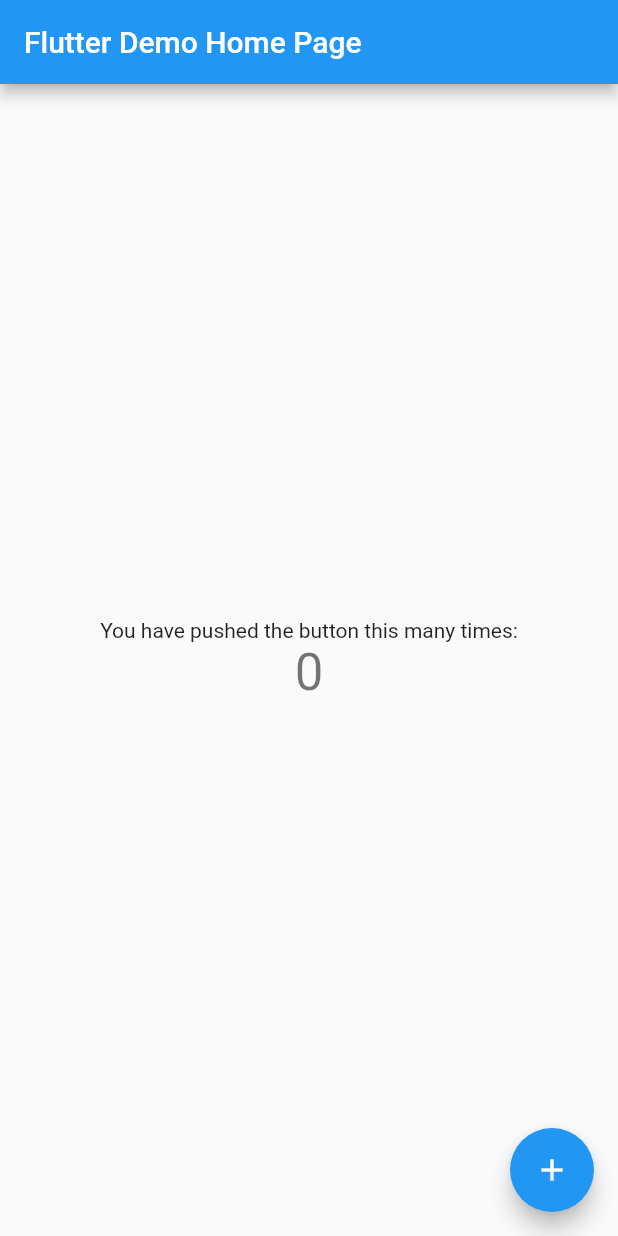
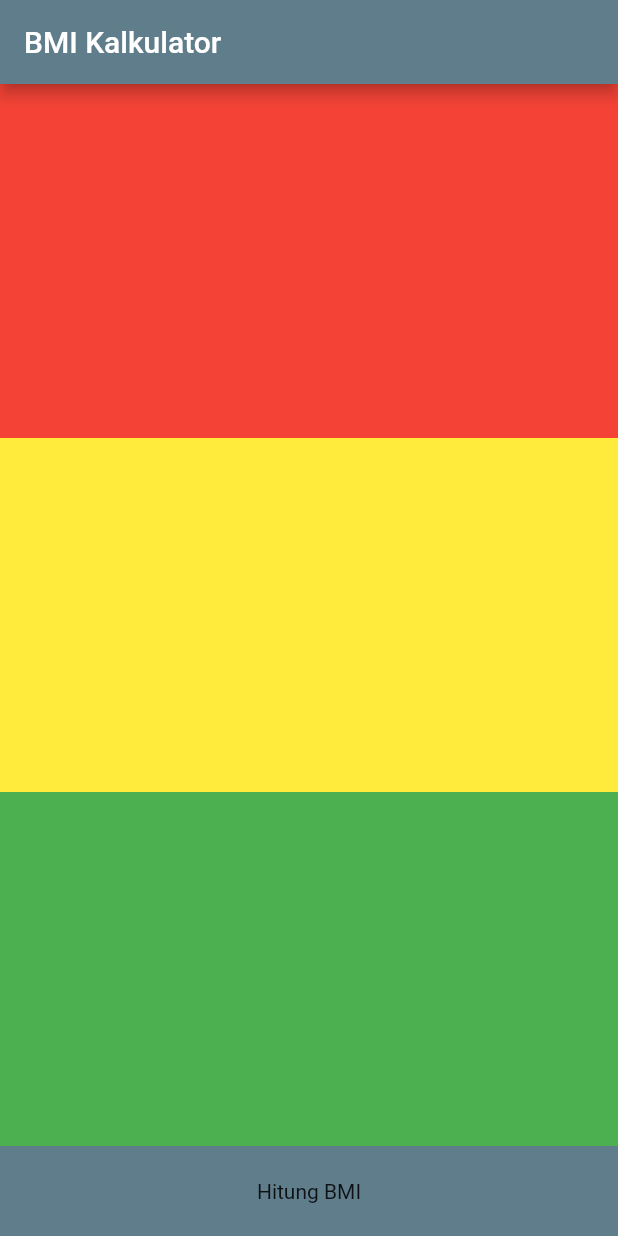
Before and after one commit to anditarmizi90/bmi, a Flutter app: the screen it shows after launch, on a phone screen of 412 x 824 dp. Run offline on Flutter 3.47's test engine with Material 2 defaults, Android fonts, the phone set to English and light mode, and no system bars.

Commit message:
add screen and result

```diff
--- /dev/null
+++ b/lib/bmi_data_screen.dart
@@ -0,0 +1,52 @@
+import 'package:bmi/bmi_result_screen.dart';
+import 'package:flutter/material.dart';
+
+class BmiDataScreen extends StatefulWidget {
+  const BmiDataScreen({Key? key}) : super(key: key);
+
+  @override
+  State<BmiDataScreen> createState() => _BmiDataScreenState();
+}
+
+class _BmiDataScreenState extends State<BmiDataScreen> {
+  @override
+  Widget build(BuildContext context) {
+    return Scaffold(
+      appBar: AppBar(
+        title: Text("BMI Kalkulator"),
+      ),
+      body: Column(
+        children: [
+          Expanded(
+              child: Container(
+            color: Colors.red,
+          )),
+          Expanded(
+              child: Container(
+            color: Colors.yellow,
+          )),
+          Expanded(
+              child: Container(
+            color: Colors.green,
+          )),
+          GestureDetector(
+            onTap: () {
+              Navigator.of(context).push(
+                MaterialPageRoute(
+                  builder: ((context) {
+                    return BmiResultScreen();
+                  }),
+                ),
+              );
+            },
+            child: Container(
+              height: 60,
+              color: Colors.blueGrey,
+              child: Center(child: Text("Hitung BMI")),
+            ),
+          )
+        ],
+      ),
+    );
+  }
+}
--- /dev/null
+++ b/lib/bmi_result_screen.dart
@@ -0,0 +1,14 @@
+import 'package:flutter/material.dart';
+
+class BmiResultScreen extends StatelessWidget {
+  const BmiResultScreen({Key? key}) : super(key: key);
+
+  @override
+  Widget build(BuildContext context) {
+    return Scaffold(
+      appBar: AppBar(
+        title: Text("Hasil Hitung BMI"),
+      ),
+    );
+  }
+}
--- a/lib/main.dart
+++ b/lib/main.dart
@@ -1,3 +1,4 @@
+import 'package:bmi/bmi_data_screen.dart';
 import 'package:flutter/material.dart';
 
 void main() {
@@ -11,6 +12,7 @@ class MyApp extends StatelessWidget {
   @override
   Widget build(BuildContext context) {
     return MaterialApp(
+        debugShowCheckedModeBanner: false,
         title: 'Flutter Demo',
         theme: ThemeData(
           // This is the theme of your application.
@@ -22,94 +24,8 @@ class MyApp extends StatelessWidget {
           // or simply save your changes to "hot reload" in a Flutter IDE).
           // Notice that the counter didn't reset back to zero; the application
           // is not restarted.
-        primarySwatch: Colors.blue,
+          primarySwatch: Colors.blueGrey,
         ),
-      home: const MyHomePage(title: 'Flutter Demo Home Page'),
-    );
+        home: BmiDataScreen());
   }
 }
-
-class MyHomePage extends StatefulWidget {
-  const MyHomePage({Key? key, required this.title}) : super(key: key);
-
-  // This widget is the home page of your application. It is stateful, meaning
-  // that it has a State object (defined below) that contains fields that affect
-  // how it looks.
-
-  // This class is the configuration for the state. It holds the values (in this
-  // case the title) provided by the parent (in this case the App widget) and
-  // used by the build method of the State. Fields in a Widget subclass are
-  // always marked "final".
-
-  final String title;
-
-  @override
-  State<MyHomePage> createState() => _MyHomePageState();
-}
-
-class _MyHomePageState extends State<MyHomePage> {
-  int _counter = 0;
-
-  void _incrementCounter() {
-    setState(() {
-      // This call to setState tells the Flutter framework that something has
-      // changed in this State, which causes it to rerun the build method below
-      // so that the display can reflect the updated values. If we changed
-      // _counter without calling setState(), then the build method would not be
-      // called again, and so nothing would appear to happen.
-      _counter++;
-    });
-  }
-
-  @override
-  Widget build(BuildContext context) {
-    // This method is rerun every time setState is called, for instance as done
-    // by the _incrementCounter method above.
-    //
-    // The Flutter framework has been optimized to make rerunning build methods
-    // fast, so that you can just rebuild anything that needs updating rather
-    // than having to individually change instances of widgets.
-    return Scaffold(
-      appBar: AppBar(
-        // Here we take the value from the MyHomePage object that was created by
-        // the App.build method, and use it to set our appbar title.
-        title: Text(widget.title),
-      ),
-      body: Center(
-        // Center is a layout widget. It takes a single child and positions it
-        // in the middle of the parent.
-        child: Column(
-          // Column is also a layout widget. It takes a list of children and
-          // arranges them vertically. By default, it sizes itself to fit its
-          // children horizontally, and tries to be as tall as its parent.
-          //
-          // Invoke "debug painting" (press "p" in the console, choose the
-          // "Toggle Debug Paint" action from the Flutter Inspector in Android
-          // Studio, or the "Toggle Debug Paint" command in Visual Studio Code)
-          // to see the wireframe for each widget.
-          //
-          // Column has various properties to control how it sizes itself and
-          // how it positions its children. Here we use mainAxisAlignment to
-          // center the children vertically; the main axis here is the vertical
-          // axis because Columns are vertical (the cross axis would be
-          // horizontal).
-          mainAxisAlignment: MainAxisAlignment.center,
-          children: <Widget>[
-            const Text(
-              'You have pushed the button this many times:',
-            ),
-            Text(
-              '$_counter',
-              style: Theme.of(context).textTheme.headline4,
-            ),
-          ],
-        ),
-      ),
-      floatingActionButton: FloatingActionButton(
-        onPressed: _incrementCounter,
-        tooltip: 'Increment',
-        child: const Icon(Icons.add),
-      ), // This trailing comma makes auto-formatting nicer for build methods.
-    );
-  }
-}
```
Lines whose indentation alone changed are shown as unchanged.
